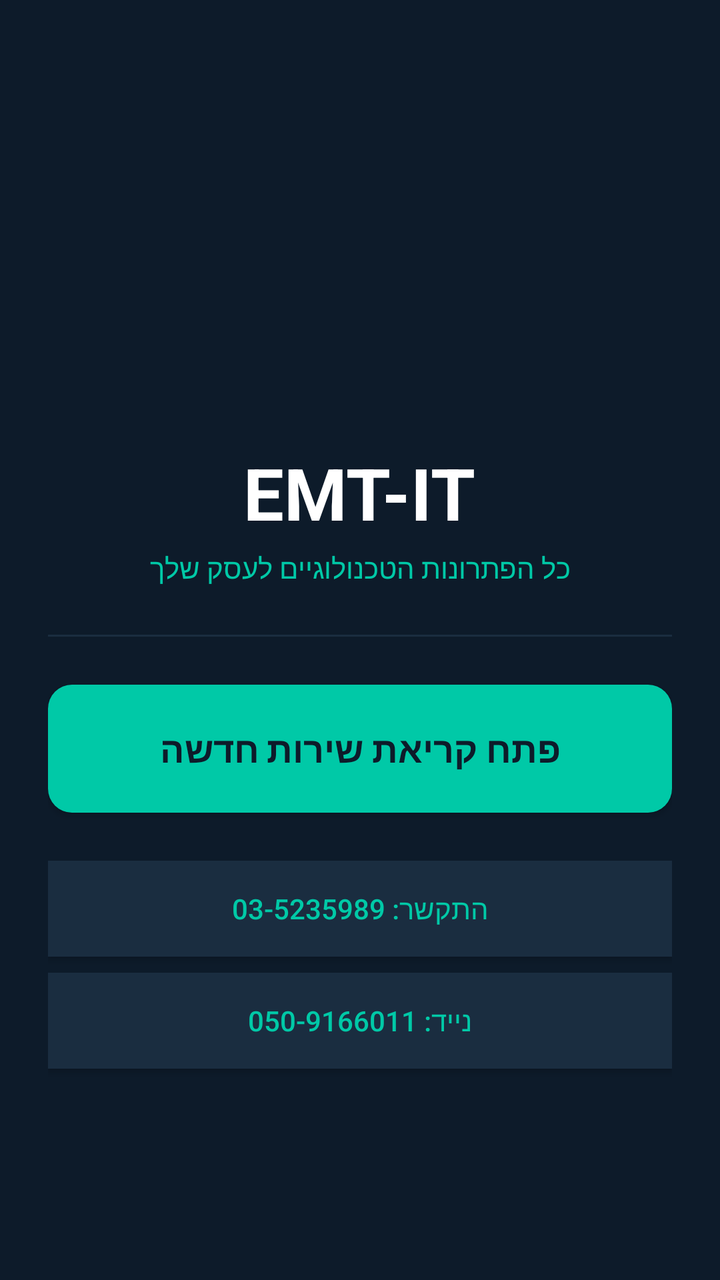
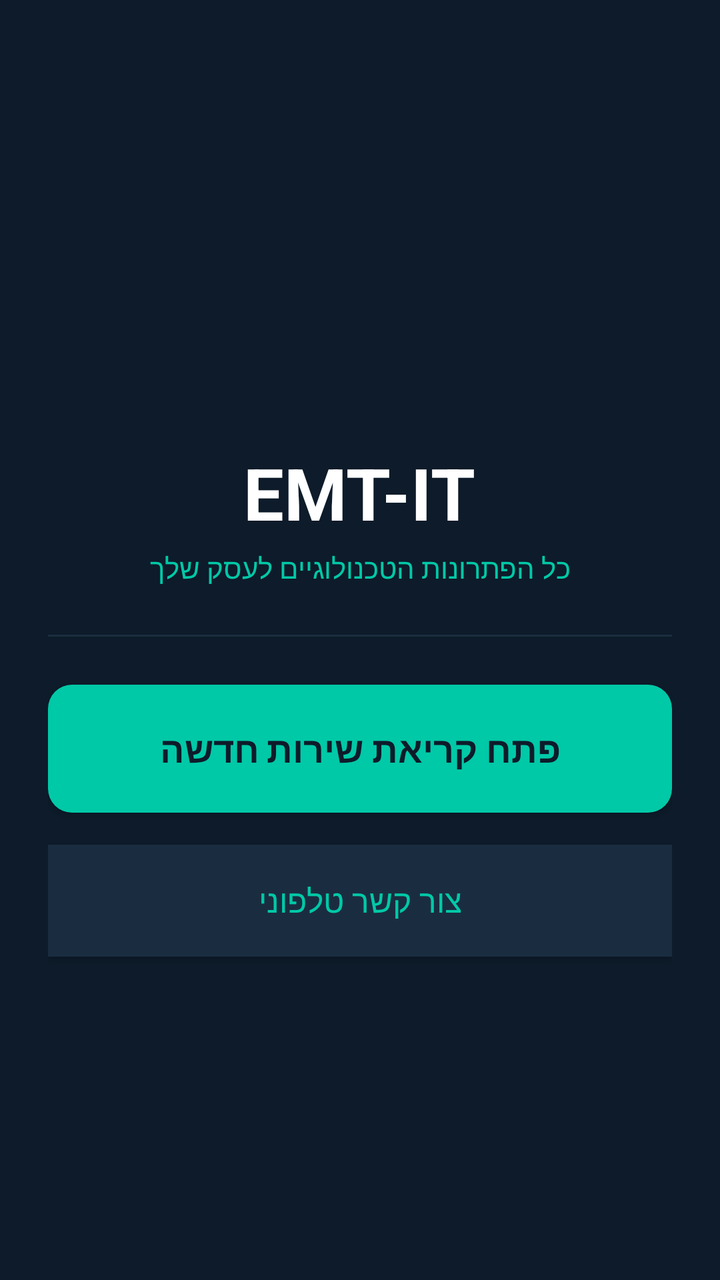

Compare the two renders of this Android layout. The source of the first and the diff that turns it into the second are given below.
<!-- AndroidManifest.xml: application theme Theme.EMT -->
<!-- res/layout/activity_main.xml -->
<?xml version="1.0" encoding="utf-8"?>
<ScrollView xmlns:android="http://schemas.android.com/apk/res/android"
    android:layout_width="match_parent"
    android:layout_height="match_parent"
    android:background="@color/bg_dark">

    <LinearLayout
        android:layout_width="match_parent"
        android:layout_height="wrap_content"
        android:orientation="vertical"
        android:padding="24dp"
        android:gravity="center_horizontal">

        <ImageView
            android:layout_width="150dp"
            android:layout_height="150dp"
            android:src="@drawable/ic_logo"
            android:scaleType="fitCenter"
            android:layout_marginTop="32dp"
            android:layout_marginBottom="16dp"/>

        <TextView
            android:layout_width="wrap_content"
            android:layout_height="wrap_content"
            android:text="EMT-IT"
            android:textSize="36sp"
            android:textColor="#FFFFFF"
            android:textStyle="bold"/>

        <TextView
            android:layout_width="wrap_content"
            android:layout_height="wrap_content"
            android:text="@string/app_tagline"
            android:textSize="14sp"
            android:textColor="@color/teal"
            android:layout_marginTop="4dp"/>

        <View
            android:layout_width="match_parent"
            android:layout_height="1dp"
            android:background="@color/card_bg"
            android:layout_marginTop="24dp"
            android:layout_marginBottom="24dp"/>

        <Button
            android:id="@+id/btnNewTicket"
            android:layout_width="match_parent"
            android:layout_height="64dp"
            android:text="פתח קריאת שירות חדשה"
            android:background="@drawable/btn_primary"
            android:textColor="#0D1B2A"
            android:textSize="18sp"
            android:textStyle="bold"
            android:layout_marginBottom="24dp"/>

        <Button
            android:id="@+id/btnCall1"
            android:layout_width="match_parent"
            android:layout_height="wrap_content"
            android:text="התקשר: 03-5235989"
            android:background="@color/card_bg"
            android:textColor="@color/teal"
            android:layout_marginBottom="8dp"/>

        <Button
            android:id="@+id/btnCall2"
            android:layout_width="match_parent"
            android:layout_height="wrap_content"
            android:text="נייד: 050-9166011"
            android:background="@color/card_bg"
            android:textColor="@color/teal"
            android:layout_marginBottom="8dp"/>

    </LinearLayout>
</ScrollView>
<!-- resources referenced by this layout -->
<resources>
  <color name="bg_dark">#0D1B2A</color>
  <color name="card_bg">#1A2D40</color>
  <color name="teal">#00C9A7</color>
  <!-- drawable btn_primary (drawable) -->
  <?xml version="1.0" encoding="utf-8"?>
  <selector xmlns:android="http://schemas.android.com/apk/res/android">
      <item android:state_pressed="true">
          <shape><solid android:color="#00A688"/><corners android:radius="12dp"/></shape>
      </item>
      <item>
          <shape><solid android:color="#00C9A7"/><corners android:radius="12dp"/></shape>
      </item>
  </selector>
  <string name="app_tagline">כל הפתרונות הטכנולוגיים לעסק שלך</string>
  <style name="Theme.EMT" parent="Theme.MaterialComponents.DayNight.NoActionBar">
          <item name="colorPrimary">@color/emt_teal</item>
          <item name="colorPrimaryDark">@color/status_bar</item>
          <item name="colorAccent">@color/emt_teal</item>
          <item name="android:windowBackground">@color/emt_dark</item>
          <item name="android:statusBarColor">@color/status_bar</item>
          <item name="android:navigationBarColor">@color/emt_dark</item>
          <item name="android:textColor">@color/emt_white</item>
          <item name="android:textColorPrimary">@color/emt_white</item>
          <item name="android:textColorSecondary">@color/emt_white_70</item>
          <item name="spinnerStyle">@style/EMT.Spinner</item>
      </style>
  <color name="emt_teal">#00C9A7</color>
  <color name="status_bar">#0A1520</color>
  <color name="emt_dark">#0D1B2A</color>
  <color name="emt_white">#FFFFFF</color>
  <color name="emt_white_70">#B3FFFFFF</color>
  <style name="EMT.Spinner" parent="Widget.AppCompat.Spinner">
          <item name="android:background">@color/card_bg</item>
          <item name="android:textColor">@color/emt_white</item>
          <item name="android:textColorPrimary">@color/emt_white</item>
          <item name="android:popupBackground">@color/card_bg</item>
      </style>
</resources>

<!-- the commit's change to res/layout/activity_main.xml (unified diff, before → after) -->
@@ -51,24 +51,16 @@
             android:textColor="#0D1B2A"
             android:textSize="18sp"
             android:textStyle="bold"
-            android:layout_marginBottom="24dp"/>
+            android:layout_marginBottom="16dp"/>
 
         <Button
             android:id="@+id/btnCall1"
             android:layout_width="match_parent"
-            android:layout_height="wrap_content"
-            android:text="התקשר: 03-5235989"
+            android:layout_height="56dp"
+            android:text="צור קשר טלפוני"
             android:background="@color/card_bg"
             android:textColor="@color/teal"
-            android:layout_marginBottom="8dp"/>
-
-        <Button
-            android:id="@+id/btnCall2"
-            android:layout_width="match_parent"
-            android:layout_height="wrap_content"
-            android:text="נייד: 050-9166011"
-            android:background="@color/card_bg"
-            android:textColor="@color/teal"
+            android:textSize="16sp"
             android:layout_marginBottom="8dp"/>
 
     </LinearLayout>
